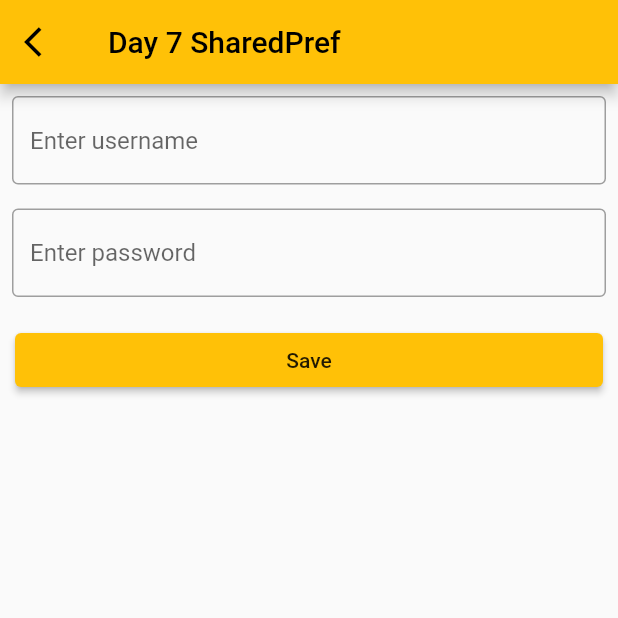
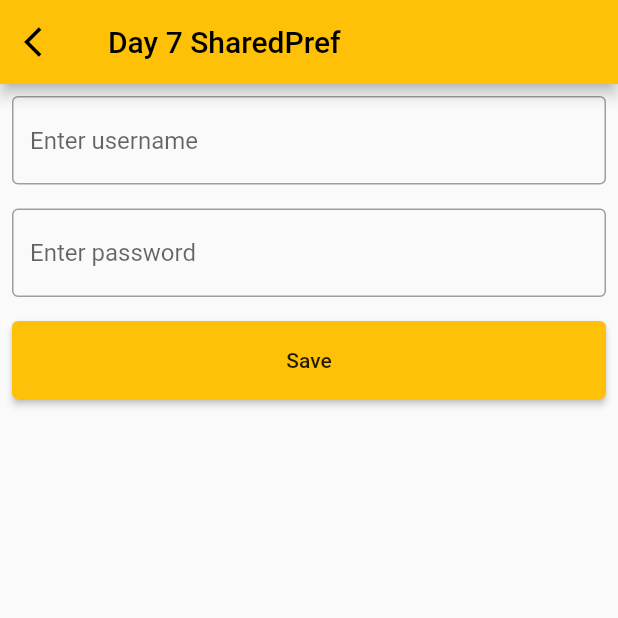
Before and after one commit to Vimalraj-Vijay/Flutter-RoadMap, a Flutter app: the SavedSharedPref screen opened by its route, on a phone screen of 412 x 824 dp, the top half of it. Run offline on Flutter 3.47's test engine with Material 2 defaults, Android fonts, the phone set to English and light mode, and no system bars; our stand-ins replace fluttertoast, google_fonts, shared_preferences; accounts and stored records are empty.

Commit message:
Code Update -- Updated Main task Buttons into listview builder.

```diff
--- a/lib/day_1/inherited_widget_day1.dart
+++ b/lib/day_1/inherited_widget_day1.dart
@@ -17,6 +17,7 @@ import 'info.dart';
 //  * https://www.woolha.com/tutorials/flutter-using-inheritedwidget-examples
 
 class InheritedWidgetDay1 extends StatefulWidget {
+  static const id = "/inheritedWidgetDay1";
   const InheritedWidgetDay1({Key? key}) : super(key: key);
 
   @override
--- a/lib/day_7_shared_pref/saved_shared_pref.dart
+++ b/lib/day_7_shared_pref/saved_shared_pref.dart
@@ -39,7 +39,9 @@ class _SavedSharedPrefState extends State<SavedSharedPref> {
           getElevatedButton(
               Strings.save,
               () =>
-                  onSaved(nameTextController.text, passwordTextController.text))
+                  onSaved(nameTextController.text, passwordTextController.text),
+              true,
+              Colors.amber)
         ],
       ),
     );
--- a/lib/utils/buttons.dart
+++ b/lib/utils/buttons.dart
@@ -1,19 +1,39 @@
 import 'package:flutter/material.dart';
 
-Widget getElevatedButton(String text, VoidCallback onPressed) {
+Widget getElevatedButton(String text, VoidCallback onPressed,
+    bool textColorBlack, Color backgroundColor) {
   return Center(
     child: Container(
-      margin: const EdgeInsets.all(10),
+      margin: const EdgeInsets.only(
+        top: 8,
+        right: 8,
+        left: 8,
+        bottom: 8,
+      ),
       width: double.infinity,
       child: ElevatedButton(
         onPressed: onPressed,
-        child: Text(text),
+        child: Padding(
+          padding: const EdgeInsets.all(8.0),
+          child: Text(text),
+        ),
         style: ButtonStyle(
-          foregroundColor: MaterialStateProperty.all(Colors.black87),
-          backgroundColor: MaterialStateProperty.all(Colors.amber),
+          foregroundColor: MaterialStateProperty.all(
+              getTextColorBasedOnBackgroundColor(textColorBlack)),
+          backgroundColor: MaterialStateProperty.all(backgroundColor),
           padding: MaterialStateProperty.all(const EdgeInsets.all(10)),
         ),
       ),
     ),
   );
 }
+
+Color getTextColorBasedOnBackgroundColor(bool textColorBlack) {
+  Color textColor;
+  if (textColorBlack) {
+    textColor = Colors.black87;
+  } else {
+    textColor = Colors.white;
+  }
+  return textColor;
+}
--- a/lib/utils/routes.dart
+++ b/lib/utils/routes.dart
@@ -1,4 +1,5 @@
 import 'package:flutter/material.dart';
+import 'package:flutter_roadmap/day_1/inherited_widget_day1.dart';
 import 'package:flutter_roadmap/day_2_navigation/first_route.dart';
 import 'package:flutter_roadmap/day_2_navigation/second_route.dart';
 import 'package:flutter_roadmap/day_2_navigation/third_route.dart';
@@ -18,6 +19,7 @@ Map<String, WidgetBuilder> initRoutes() {
   return {
     MyHomePage.id: (BuildContext ctx) =>
         MyHomePage(title: MyHomePage.headerTitle),
+    InheritedWidgetDay1.id: (BuildContext ctx) => const InheritedWidgetDay1(),
     FirstRoute.id: (BuildContext ctx) => const FirstRoute(),
     SecondRoute.id: (BuildContext ctx) => const SecondRoute(),
     ThirdRoute.id: (BuildContext ctx) => const ThirdRoute(),
```
Also changed, not shown: lib/main.dart (+34 -31 lines), lib/main_day_model.dart (added, +11 -0 lines).
